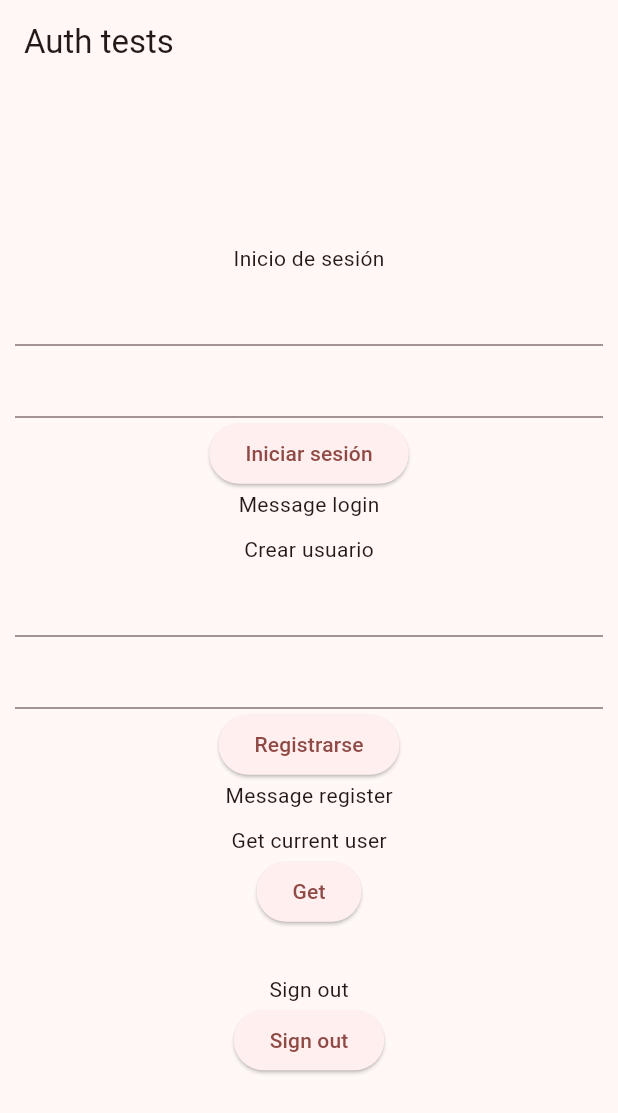
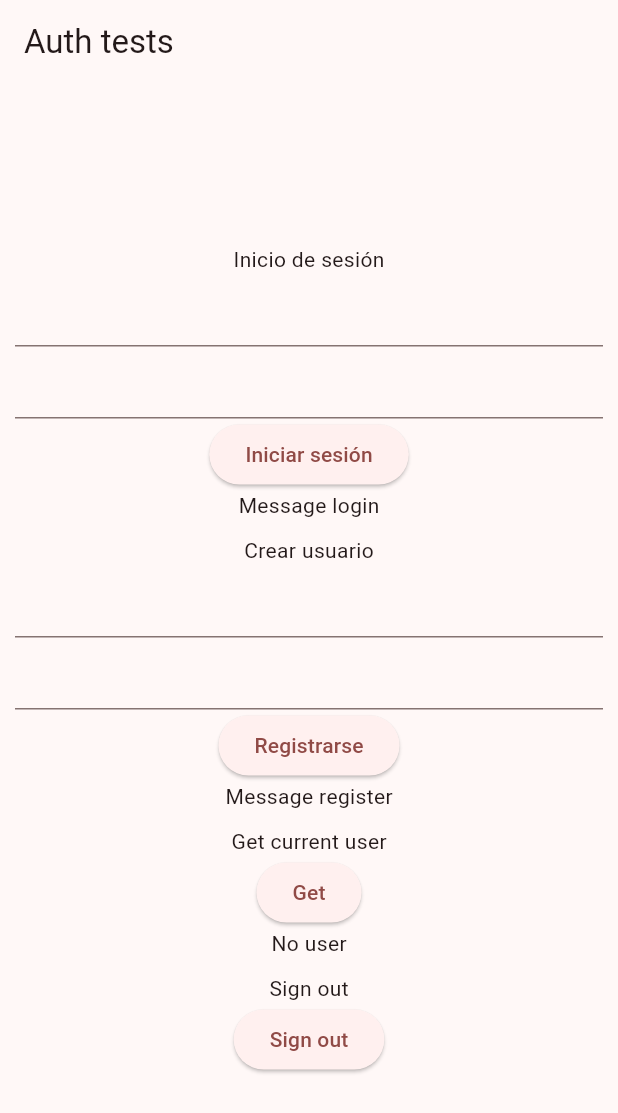
Before and after one commit to XamalionDev/academic_advice_app, a Flutter app: the screen it shows after launch, after a tap on "Get", on a phone screen of 412 x 824 dp. Shown: the top 1113 px of the screen. Run offline on Flutter 3.47's test engine with Material 2 defaults, Android fonts, the light colour scheme and no system bars; our stand-ins replace firebase_auth, firebase_core, flutter_riverpod, go_router; accounts and stored records are empty; generated files the repository leaves out were written again.

Commit message:
Checking logged user.

```diff
--- a/lib/configuration/router/router_configuration.dart
+++ b/lib/configuration/router/router_configuration.dart
@@ -1,13 +1,24 @@
+import 'package:academic_advice_app/controller/test_controller.dart';
 import 'package:academic_advice_app/view/home_view.dart';
+import 'package:academic_advice_app/view/loading_view.dart';
 import 'package:academic_advice_app/view/login_view.dart';
 import 'package:academic_advice_app/view/register_view.dart';
 import 'package:academic_advice_app/view/test_view.dart';
 import 'package:go_router/go_router.dart';
 
-final routerConfig = GoRouter(initialLocation: '/test', routes: [
-  GoRoute(path: '/', builder: (context, state) => const HomeView()),
-  GoRoute(path: '/login_view', builder: (context, state) => const LoginView()),
-  GoRoute(path: '/register_view', builder: (context, state) => const RegisterView()),
-
-  GoRoute(path: '/test', builder: (context, state) => const TestView())
-]);
+final routerConfig = GoRouter(
+    initialLocation: '/',
+    routes: [
+      GoRoute(path: '/', builder: (context, state) => const LoadingView()),
+      GoRoute(
+          path: '/home_view', builder: (context, state) => const HomeView()),
+      GoRoute(
+          path: '/login_view', builder: (context, state) => const LoginView()),
+      GoRoute(
+          path: '/register_view',
+          builder: (context, state) => const RegisterView()),
+      GoRoute(path: '/test', builder: (context, state) => const TestView())
+    ],
+    redirect: (context, state) async {
+      return await getUser() != 'No user' ? '/home_view' : '/test';
+    });
--- a/lib/controller/test_controller.dart
+++ b/lib/controller/test_controller.dart
@@ -14,5 +14,5 @@ Future<void> signOut() async {
 
 Future<String> getUser() async {
   String? email = getCurrentUser()?.email;
-  return email ?? 'User no sign-in.';
+  return email ?? 'No user';
 }
--- a/lib/main.dart
+++ b/lib/main.dart
@@ -5,8 +5,9 @@ import 'package:flutter/material.dart';
 import 'package:flutter_riverpod/flutter_riverpod.dart';
 
 void main() async{
+  WidgetsFlutterBinding.ensureInitialized();
+  await Firebase.initializeApp(options: DefaultFirebaseOptions.currentPlatform);
   runApp(const ProviderScope(child: MyApp()));
-  await Firebase.initializeApp(options: DefaultFirebaseOptions.currentPlatform);
 }
 
 class MyApp extends StatelessWidget {
```
Also changed, not shown: lib/view/loading_view.dart (added, +9 -0 lines).
